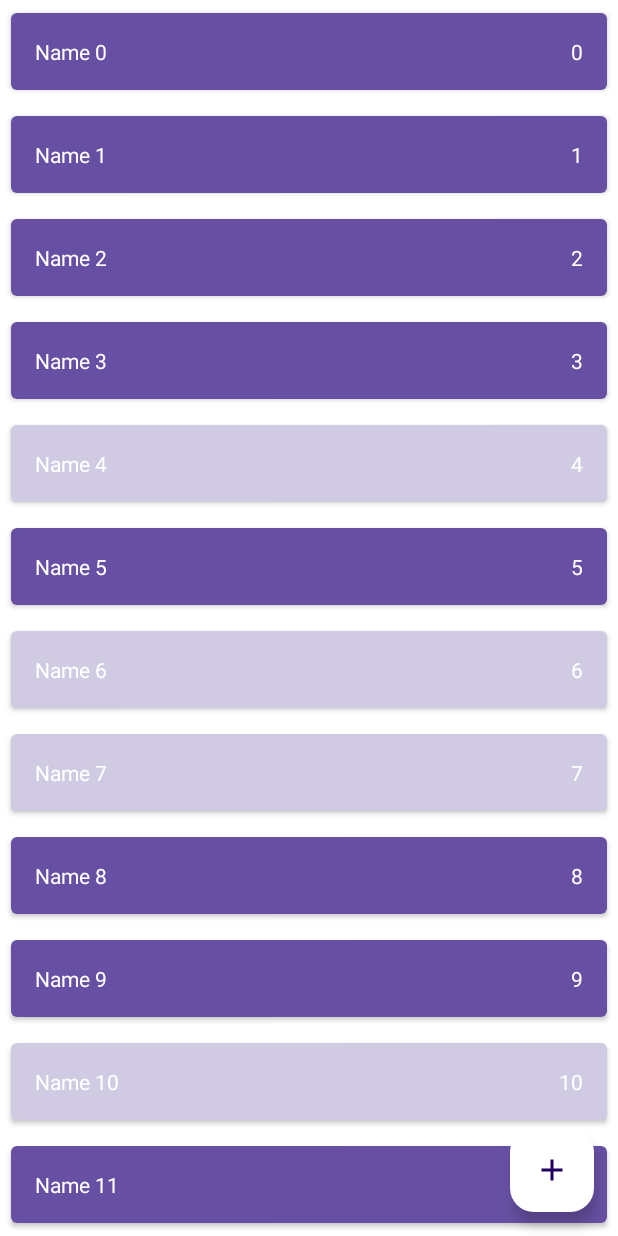
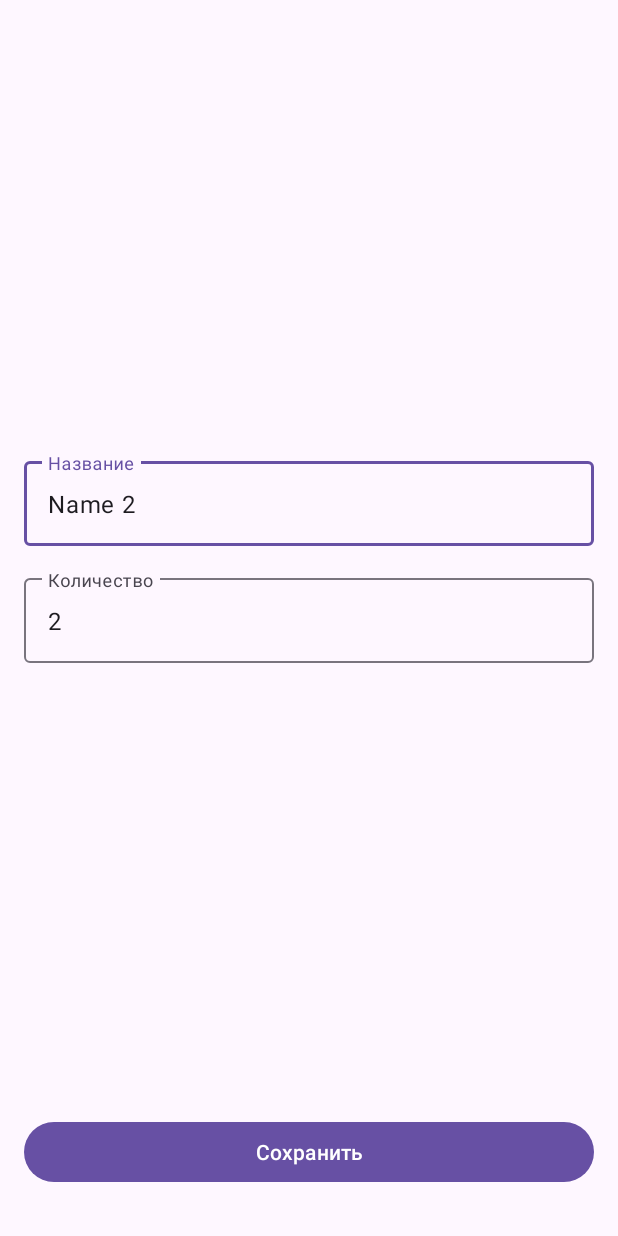
Before and after one commit to wowus94/AndroidCourseStepik, an Android app: the ShoppingListActivity screen opened directly, with no data from a screen before it, after a tap on an icon or button, on a phone screen of 412 x 824 dp. Run offline under Robolectric (Android 15) with nearby library versions, the phone set to English and light mode, and no system bars.

Commit message:
Added a screen to create and edit a list item

```diff
--- a/app/src/main/AndroidManifest.xml
+++ b/app/src/main/AndroidManifest.xml
@@ -13,6 +13,10 @@
         android:theme="@style/Theme.AndroidCourseStepik"
         tools:targetApi="31">
         <activity
+            android:name=".presentation.ShopItemActivity"
+            android:windowSoftInputMode="adjustResize"
+            android:exported="false" />
+        <activity
             android:name=".presentation.ShoppingListActivity"
             android:exported="false" />
         <activity
--- a/app/src/main/java/ru/vlyashuk/androidcoursestepik/data/ShopListRepositoryImpl.kt
+++ b/app/src/main/java/ru/vlyashuk/androidcoursestepik/data/ShopListRepositoryImpl.kt
@@ -14,7 +14,7 @@ object ShopListRepositoryImpl : ShopListRepository {
     private var autoIncrementId = 0
 
     init {
-        for (i in 0 until 100) {
+        for (i in 0 until 30) {
             val item = ShopItem("Name $i", i, Random.nextBoolean())
             addShopItem(item)
         }
--- /dev/null
+++ b/app/src/main/java/ru/vlyashuk/androidcoursestepik/presentation/ShopItemActivity.kt
@@ -0,0 +1,161 @@
+package ru.vlyashuk.androidcoursestepik.presentation
+
+import android.content.Context
+import android.content.Intent
+import android.os.Bundle
+import android.text.Editable
+import android.text.TextWatcher
+import android.widget.Button
+import android.widget.EditText
+import androidx.appcompat.app.AppCompatActivity
+import androidx.lifecycle.ViewModelProvider
+import com.google.android.material.textfield.TextInputLayout
+import ru.vlyashuk.androidcoursestepik.R
+import ru.vlyashuk.androidcoursestepik.databinding.ActivityShopItemBinding
+import ru.vlyashuk.androidcoursestepik.domain.ShopItem
+
+class ShopItemActivity : AppCompatActivity() {
+
+    private lateinit var binding: ActivityShopItemBinding
+    private lateinit var viewModel: ShopItemViewModel
+
+    private var screenMode = MODE_UNKNOWN
+    private var shopItemId = ShopItem.UNDEFINED_ID
+
+    private lateinit var nameEditTextInputLayout: TextInputLayout
+    private lateinit var countEditTextInputLayout: TextInputLayout
+    private lateinit var nameEditText: EditText
+    private lateinit var countEditText: EditText
+    private lateinit var saveButton: Button
+
+    override fun onCreate(savedInstanceState: Bundle?) {
+        super.onCreate(savedInstanceState)
+        binding = ActivityShopItemBinding.inflate(layoutInflater)
+        val view = binding.root
+        setContentView(view)
+        parseIntent()
+        viewModel = ViewModelProvider(this)[ShopItemViewModel::class.java]
+        initView()
+        addTextChangeListeners()
+        selectLaunchMode()
+        observeViewModel()
+    }
+
+    private fun observeViewModel() {
+        viewModel.errorInputName.observe(this) {
+            val message = if (it) {
+                getString(R.string.error_input_name)
+            } else {
+                null
+            }
+            nameEditTextInputLayout.error = message
+        }
+        viewModel.errorInputCount.observe(this) {
+            val message = if (it) {
+                getString(R.string.error_input_count)
+            } else {
+                null
+            }
+            countEditTextInputLayout.error = message
+        }
+        viewModel.closeScreen.observe(this) {
+            finish()
+        }
+    }
+
+    private fun addTextChangeListeners() {
+        nameEditText.addTextChangedListener(object : TextWatcher {
+            override fun beforeTextChanged(s: CharSequence?, start: Int, count: Int, after: Int) {
+            }
+
+            override fun onTextChanged(s: CharSequence?, start: Int, before: Int, count: Int) {
+                viewModel.resetErrorInputName()
+            }
+
+            override fun afterTextChanged(s: Editable?) {
+            }
+        })
+        countEditText.addTextChangedListener(object : TextWatcher {
+            override fun beforeTextChanged(s: CharSequence?, start: Int, count: Int, after: Int) {
+            }
+
+            override fun onTextChanged(s: CharSequence?, start: Int, before: Int, count: Int) {
+                viewModel.resetErrorInputCount()
+            }
+
+            override fun afterTextChanged(s: Editable?) {
+            }
+        })
+    }
+
+    private fun selectLaunchMode() {
+        when (screenMode) {
+            MODE_ADD -> launchAddMode()
+            MODE_EDIT -> launchEditMode()
+        }
+    }
+
+    private fun launchEditMode() {
+        viewModel.getShopItem(shopItemId)
+        viewModel.shopItem.observe(this) {
+            nameEditText.setText(it.name)
+            countEditText.setText(it.count.toString())
+        }
+        saveButton.setOnClickListener {
+            viewModel.editShopItem(nameEditText.text?.toString(), countEditText.text?.toString())
+        }
+    }
+
+    private fun launchAddMode() {
+        saveButton.setOnClickListener {
+            viewModel.addShopItem(nameEditText.text?.toString(), countEditText.text?.toString())
+        }
+    }
+
+    private fun parseIntent() {
+        if (!intent.hasExtra(EXTRA_SCREEN_MODE)) {
+            throw RuntimeException("Param screen mode is absent")
+        }
+        val mode = intent.getStringExtra(EXTRA_SCREEN_MODE)
+        if (mode != MODE_EDIT && mode != MODE_ADD) {
+            throw RuntimeException("Unknown screen mode $mode")
+        }
+        screenMode = mode
+        if (screenMode == MODE_EDIT) {
+            if (!intent.hasExtra(EXTRA_SHOP_ITEM_ID)) {
+                throw RuntimeException("Param shop item id is absent")
+            }
+            shopItemId = intent.getIntExtra(EXTRA_SHOP_ITEM_ID, ShopItem.UNDEFINED_ID)
+        }
+    }
+
+    private fun initView() {
+        nameEditTextInputLayout = binding.nameTextInputLayout
+        countEditTextInputLayout = binding.countTextInputLayout
+        nameEditText = binding.nameEditText
+        countEditText = binding.countEditText
+        saveButton = binding.saveButton
+    }
+
+    companion object {
+        private const val EXTRA_SCREEN_MODE = "extra_mode"
+        private const val EXTRA_SHOP_ITEM_ID = "extra_shop_item_id"
+        private const val MODE_ADD = "mode_add"
+        private const val MODE_EDIT = "mode_edit"
+        private const val MODE_UNKNOWN = ""
+
+        fun newIntentAddMode(context: Context): Intent {
+            val intent = Intent(context, ShopItemActivity::class.java)
+            intent.putExtra(EXTRA_SCREEN_MODE, MODE_ADD)
+            return intent
+        }
+
+        fun newIntentEditMode(context: Context, shopItemId: Int): Intent {
+            val intent = Intent(context, ShopItemActivity::class.java)
+            intent.putExtra(EXTRA_SCREEN_MODE, MODE_EDIT)
+            intent.putExtra(EXTRA_SHOP_ITEM_ID, shopItemId)
+            return intent
+        }
+    }
+
+}
--- /dev/null
+++ b/app/src/main/java/ru/vlyashuk/androidcoursestepik/presentation/ShopItemViewModel.kt
@@ -0,0 +1,102 @@
+package ru.vlyashuk.androidcoursestepik.presentation
+
+import androidx.lifecycle.LiveData
+import androidx.lifecycle.MutableLiveData
+import androidx.lifecycle.ViewModel
+import ru.vlyashuk.androidcoursestepik.data.ShopListRepositoryImpl
+import ru.vlyashuk.androidcoursestepik.domain.AddShopItemUseCase
+import ru.vlyashuk.androidcoursestepik.domain.EditShopItemUseCase
+import ru.vlyashuk.androidcoursestepik.domain.GetShopItemUseCase
+import ru.vlyashuk.androidcoursestepik.domain.ShopItem
+
+class ShopItemViewModel : ViewModel() {
+
+    private val repository = ShopListRepositoryImpl
+
+    private val getShopItemUseCase = GetShopItemUseCase(repository)
+    private val addShopItemUseCase = AddShopItemUseCase(repository)
+    private val editShopItemUseCase = EditShopItemUseCase(repository)
+
+    private val _errorInputName = MutableLiveData<Boolean>()
+    val errorInputName: LiveData<Boolean>
+        get() = _errorInputName
+
+    private val _errorInputCount = MutableLiveData<Boolean>()
+    val errorInputCount: LiveData<Boolean>
+        get() = _errorInputCount
+
+    private val _shopItem = MutableLiveData<ShopItem>()
+    val shopItem: LiveData<ShopItem>
+        get() = _shopItem
+
+    private val _closeScreen = MutableLiveData<Unit>()
+    val closeScreen: LiveData<Unit>
+        get() = _closeScreen
+
+    fun getShopItem(shopItemId: Int) {
+        val shopItem = getShopItemUseCase.getShopItem(shopItemId)
+        _shopItem.value = shopItem
+    }
+
+    fun addShopItem(inputName: String?, inputCount: String?) {
+        val name = parseName(inputName)
+        val count = parseCount(inputCount)
+        val validateFields = validateInput(name, count)
+        if (validateFields) {
+            val shopItem = ShopItem(name, count, true)
+            addShopItemUseCase.addShopItem(shopItem)
+            closeScreen()
+        }
+
+    }
+
+    fun editShopItem(inputName: String?, inputCount: String?) {
+        val name = parseName(inputName)
+        val count = parseCount(inputCount)
+        val validateFields = validateInput(name, count)
+        if (validateFields) {
+            _shopItem.value?.let {
+                val shopItem = it.copy(name = name, count = count)
+                editShopItemUseCase.editShopItem(shopItem)
+                closeScreen()
+            }
+        }
+    }
+
+    private fun parseName(inputName: String?): String {
+        return inputName?.trim() ?: ""
+    }
+
+    private fun parseCount(inputCount: String?): Int {
+        return try {
+            inputCount?.trim()?.toInt() ?: 0
+        } catch (e: Exception) {
+            0
+        }
+    }
+
+    private fun validateInput(inputName: String, inputCount: Int): Boolean {
+        var result = true
+        if (inputName.isBlank()) {
+            _errorInputName.value = true
+            result = false
+        }
+        if (inputCount <= 0) {
+            _errorInputCount.value = true
+            result = false
+        }
+        return result
+    }
+
+    fun resetErrorInputName() {
+        _errorInputName.value = false
+    }
+
+    fun resetErrorInputCount() {
+        _errorInputCount.value = false
+    }
+
+    private fun closeScreen() {
+        _closeScreen.value = Unit
+    }
+}
--- a/app/src/main/java/ru/vlyashuk/androidcoursestepik/presentation/ShoppingListActivity.kt
+++ b/app/src/main/java/ru/vlyashuk/androidcoursestepik/presentation/ShoppingListActivity.kt
@@ -1,11 +1,13 @@
 package ru.vlyashuk.androidcoursestepik.presentation
 
 import android.os.Bundle
-import android.util.Log
+import android.widget.Button
+import android.widget.EditText
 import androidx.appcompat.app.AppCompatActivity
 import androidx.lifecycle.ViewModelProvider
 import androidx.recyclerview.widget.ItemTouchHelper
 import androidx.recyclerview.widget.RecyclerView
+import com.google.android.material.textfield.TextInputLayout
 import ru.vlyashuk.androidcoursestepik.databinding.ActivityShoppingListBinding
 import ru.vlyashuk.androidcoursestepik.presentation.adapters.ShopListRecyclerViewAdapter
 import ru.vlyashuk.androidcoursestepik.presentation.viewmodels.MainViewModel
@@ -26,6 +28,11 @@ class ShoppingListActivity : AppCompatActivity() {
         mainViewModel = ViewModelProvider(this)[MainViewModel::class.java]
         mainViewModel.shopList.observe(this) {
             shopListAdapter.submitList(it)
+        }
+
+        binding.addShopItemButton.setOnClickListener {
+            val intent = ShopItemActivity.newIntentAddMode(this)
+            startActivity(intent)
         }
 
     }
@@ -74,7 +81,8 @@ class ShoppingListActivity : AppCompatActivity() {
 
     private fun setupOnClickListener() {
         shopListAdapter.onShopItemClickListener = {
-            Log.i("CLICK", it.name)
+            val intent = ShopItemActivity.newIntentEditMode(this, it.id)
+            startActivity(intent)
         }
     }
 
--- /dev/null
+++ b/app/src/main/res/layout/activity_shop_item.xml
@@ -0,0 +1,66 @@
+<?xml version="1.0" encoding="utf-8"?>
+<androidx.constraintlayout.widget.ConstraintLayout xmlns:android="http://schemas.android.com/apk/res/android"
+    xmlns:app="http://schemas.android.com/apk/res-auto"
+    xmlns:tools="http://schemas.android.com/tools"
+    android:id="@+id/shopItemActivity"
+    android:layout_width="match_parent"
+    android:layout_height="match_parent"
+    android:layout_gravity="center"
+    android:orientation="vertical"
+    tools:context=".presentation.ShopItemActivity">
+
+    <com.google.android.material.textfield.TextInputLayout
+        android:id="@+id/nameTextInputLayout"
+        android:layout_width="match_parent"
+        android:layout_height="wrap_content"
+        android:layout_marginStart="@dimen/margin_16dp"
+        android:layout_marginEnd="@dimen/margin_16dp"
+        app:layout_constraintBottom_toTopOf="@id/countTextInputLayout"
+        app:layout_constraintEnd_toEndOf="parent"
+        app:layout_constraintStart_toStartOf="parent"
+        app:layout_constraintTop_toTopOf="parent"
+        app:layout_constraintVertical_chainStyle="packed">
+
+        <com.google.android.material.textfield.TextInputEditText
+            android:id="@+id/nameEditText"
+            android:layout_width="match_parent"
+            android:layout_height="wrap_content"
+            android:hint="@string/name"
+            android:inputType="textCapWords" />
+
+    </com.google.android.material.textfield.TextInputLayout>
+
+    <com.google.android.material.textfield.TextInputLayout
+        android:id="@+id/countTextInputLayout"
+        android:layout_width="match_parent"
+        android:layout_height="wrap_content"
+        android:layout_marginStart="@dimen/margin_16dp"
+        android:layout_marginTop="@dimen/margin_16dp"
+        android:layout_marginEnd="@dimen/margin_16dp"
+        app:layout_constraintBottom_toTopOf="@id/saveButton"
+        app:layout_constraintEnd_toEndOf="parent"
+        app:layout_constraintStart_toStartOf="parent"
+        app:layout_constraintTop_toBottomOf="@id/nameTextInputLayout">
+
+        <com.google.android.material.textfield.TextInputEditText
+            android:id="@+id/countEditText"
+            android:layout_width="match_parent"
+            android:layout_height="wrap_content"
+            android:hint="@string/count"
+            android:inputType="number" />
+
+    </com.google.android.material.textfield.TextInputLayout>
+
+    <Button
+        android:id="@+id/saveButton"
+        android:layout_width="match_parent"
+        android:layout_height="wrap_content"
+        android:layout_marginStart="@dimen/margin_16dp"
+        android:layout_marginEnd="@dimen/margin_16dp"
+        android:layout_marginBottom="@dimen/margin_32dp"
+        android:text="@string/save"
+        app:layout_constraintBottom_toBottomOf="parent"
+        app:layout_constraintEnd_toEndOf="parent"
+        app:layout_constraintStart_toStartOf="parent" />
+
+</androidx.constraintlayout.widget.ConstraintLayout>
--- a/app/src/main/res/layout/activity_shopping_list.xml
+++ b/app/src/main/res/layout/activity_shopping_list.xml
@@ -16,6 +16,7 @@
         tools:listitem="@layout/item_shop_enabled" />
 
     <com.google.android.material.floatingactionbutton.FloatingActionButton
+        android:id="@+id/addShopItemButton"
         android:layout_width="wrap_content"
         android:layout_height="wrap_content"
         android:layout_margin="@dimen/margin_16dp"
--- a/app/src/main/res/values/dimens.xml
+++ b/app/src/main/res/values/dimens.xml
@@ -7,4 +7,5 @@
     <dimen name="margin_cardview_4dp">4dp</dimen>
     <dimen name="corner_cardview_4dp">4dp</dimen>
     <dimen name="padding_16dp">16dp</dimen>
+    <dimen name="margin_32dp">32dp</dimen>
 </resources>
--- a/app/src/main/res/values/strings.xml
+++ b/app/src/main/res/values/strings.xml
@@ -3,4 +3,9 @@
     <string name="select_app">Выберите приложение</string>
     <string name="add_shop_item">Добавить покупку</string>
     <string name="shopping_list">Список покупок</string>
+    <string name="save">Сохранить</string>
+    <string name="name">Название</string>
+    <string name="count">Количество</string>
+    <string name="error_input_name">Ошибка ввода названия</string>
+    <string name="error_input_count">Ошибка ввода количества</string>
 </resources>
```
Also changed, not shown: 1 other file.
